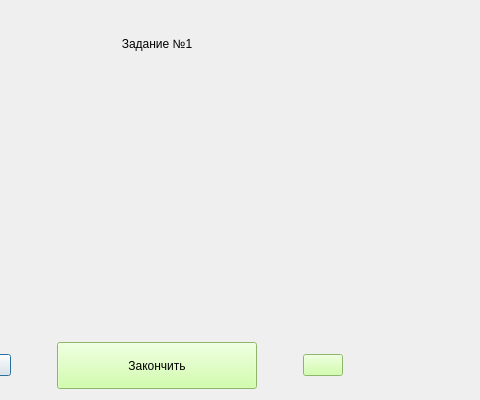
Above: qt/Test.ui from Alexey-Nikolaevic-B/cmd_test_system before the change; both pictures show x 446 to 926 and y 0 to 400 of the 926 by 400 pixel window. Below: the same form after it.
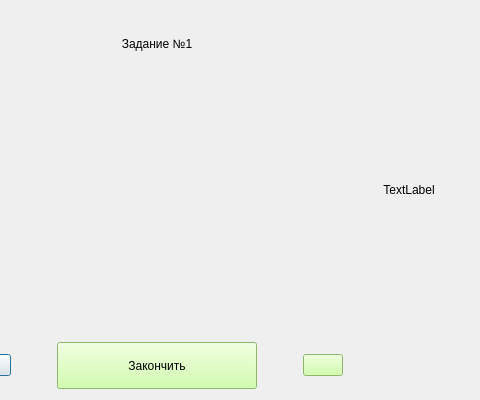
That is the form after the change. Icons and pictures are not drawn.

```diff
--- a/qt/Test.ui
+++ b/qt/Test.ui
@@ -383,6 +383,45 @@
    </item>
    <item>
     <layout class="QVBoxLayout" name="verticalLayout_3">
+     <item>
+      <spacer name="verticalSpacer_16">
+       <property name="orientation">
+        <enum>Qt::Vertical</enum>
+       </property>
+       <property name="sizeHint" stdset="0">
+        <size>
+         <width>20</width>
+         <height>40</height>
+        </size>
+       </property>
+      </spacer>
+     </item>
+     <item>
+      <widget class="QLabel" name="lbl_time">
+       <property name="styleSheet">
+        <string notr="true">font: 30pt &quot;MS Shell Dlg 2&quot;;</string>
+       </property>
+       <property name="text">
+        <string>TextLabel</string>
+       </property>
+       <property name="alignment">
+        <set>Qt::AlignCenter</set>
+       </property>
+      </widget>
+     </item>
+     <item>
+      <spacer name="verticalSpacer_15">
+       <property name="orientation">
+        <enum>Qt::Vertical</enum>
+       </property>
+       <property name="sizeHint" stdset="0">
+        <size>
+         <width>20</width>
+         <height>40</height>
+        </size>
+       </property>
+      </spacer>
+     </item>
      <item>
       <spacer name="horizontalSpacer">
        <property name="orientation">
```
Left out of the diff: 3 changed lines with no effect on the pictures.
